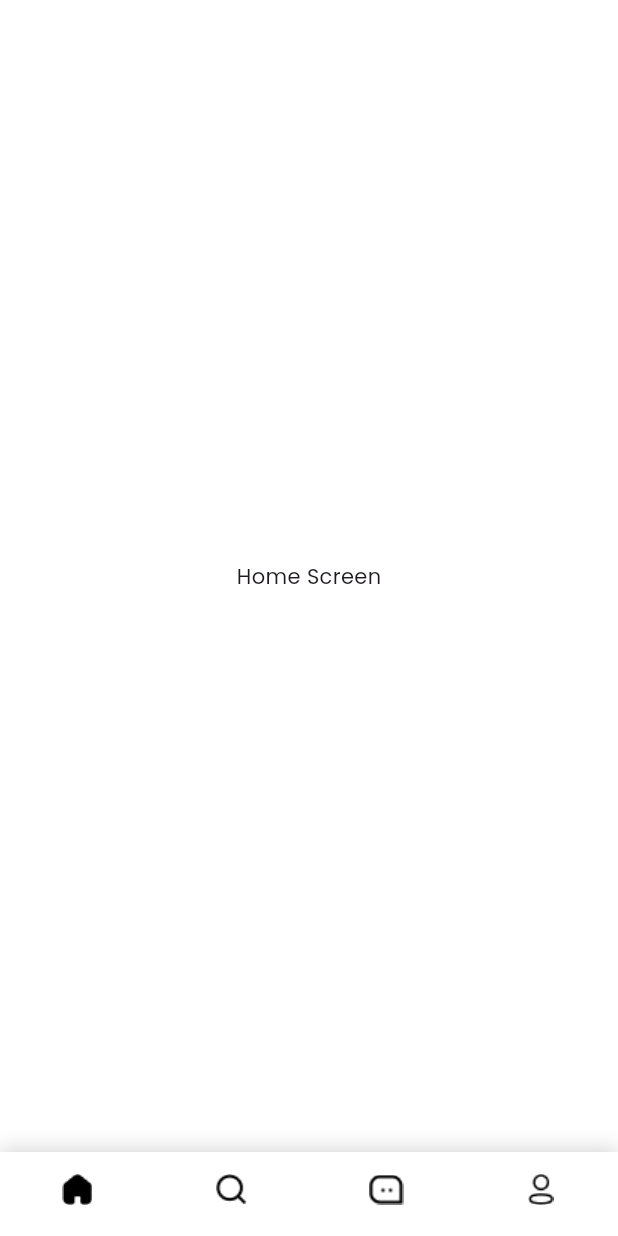
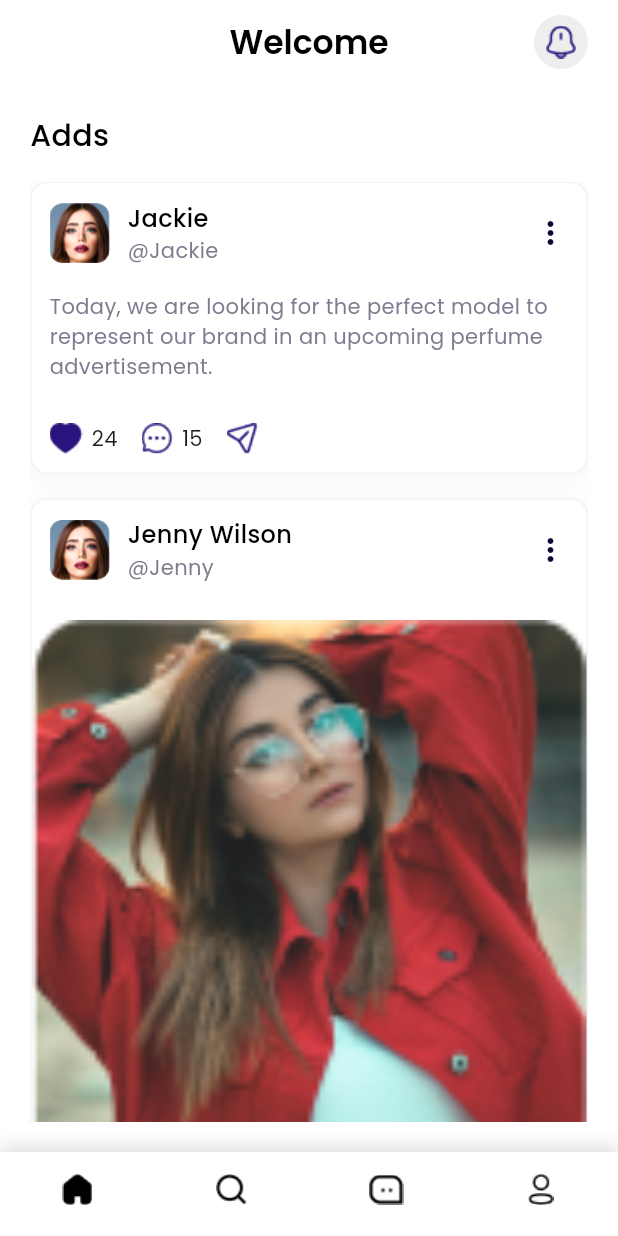
Before and after one commit to ELASHMAWYDEV/cast-in, a Flutter app: the MainLayoutScreen screen opened by its route, on a phone screen of 412 x 824 dp. Run offline on Flutter 3.47's test engine with Material 3 defaults, Android fonts, the light colour scheme and no system bars; our stand-ins replace dotted_border, flutter_form_builder, form_builder_validators, get, image_picker, pinput and 1 more; accounts and stored records are empty.

Commit message:
handle home screen and details screen

```diff
--- a/lib/main.dart
+++ b/lib/main.dart
@@ -1,6 +1,5 @@
 import 'package:cast_in/services/localization_service.dart';
 import 'package:cast_in/services/storage_service.dart';
-import 'package:cast_in/ui/screens/splash/splash_controller.dart';
 import 'package:cast_in/utils/app_router.dart';
 import 'package:cast_in/utils/app_translations.dart';
 import 'package:cast_in/utils/constants.dart';
--- a/lib/ui/common/custom_appbar.dart
+++ b/lib/ui/common/custom_appbar.dart
@@ -1,4 +1,3 @@
-import 'package:cast_in/utils/app_assets.dart';
 import 'package:cast_in/utils/style.dart';
 import 'package:flutter/material.dart';
 import 'package:get/get.dart';
@@ -32,10 +31,10 @@ class CustomAppBar extends StatelessWidget implements PreferredSizeWidget {
               style: ButtonStyle(backgroundColor: WidgetStatePropertyAll(AppStyle.secondaryBgColor)),
             )
           : SizedBox.shrink(),
-      title: Text(title,
-          style: AppStyle.headingTextStyle1.copyWith(
-            fontSize: 40,
-          )),
+      title: Text(
+        title,
+        style: AppStyle.appBarTextStyle,
+      ),
       backgroundColor: AppStyle.primaryBgColor,
       surfaceTintColor: AppStyle.primaryBgColor,
       actions: trailing,
--- /dev/null
+++ b/lib/ui/components/post/post_card.dart
@@ -0,0 +1,164 @@
+import 'package:cast_in/utils/app_assets.dart';
+import 'package:cast_in/utils/app_enums.dart';
+import 'package:cast_in/utils/app_router.dart';
+import 'package:cast_in/utils/style.dart';
+import 'package:flutter/material.dart';
+import 'package:get/get.dart';
+
+class PostCard extends StatelessWidget {
+  final PostModel post;
+  final bool isBox;
+
+  const PostCard({
+    super.key,
+    required this.post,
+    required this.isBox,
+  });
+
+  @override
+  Widget build(BuildContext context) {
+    return GestureDetector(
+      onTap: () {
+        Get.toNamed(AppRouter.POST_DETAILS, arguments: post);
+      },
+      child: Container(
+        decoration: BoxDecoration(
+          border: isBox == true ? Border.all(color: AppStyle.grey.withValues(alpha: 0.1)) : null,
+          color: Colors.white,
+          borderRadius: BorderRadius.circular(12),
+          boxShadow: [
+            BoxShadow(
+              color: isBox == true ? Colors.grey.withOpacity(0.1) : Colors.white,
+              spreadRadius: 1,
+              blurRadius: 10,
+              offset: isBox == true ? const Offset(0, 2) : Offset(0, 0),
+            ),
+          ],
+        ),
+        child: Column(
+          crossAxisAlignment: CrossAxisAlignment.start,
+          children: [
+            _buildPostHeader(),
+            const SizedBox(height: 5),
+            _buildPostContent(),
+            const SizedBox(height: 16),
+            _buildPostActions(),
+          ],
+        ),
+      ),
+    );
+  }
+
+  Widget _buildPostHeader() {
+    return Padding(
+      padding: const EdgeInsets.all(12.0),
+      child: Row(
+        children: [
+          ClipRRect(
+            borderRadius: BorderRadius.circular(8),
+            child: Image.asset(
+              post.avatarUrl,
+              width: 40,
+              height: 40,
+              fit: BoxFit.cover,
+            ),
+          ),
+          const SizedBox(width: 12),
+          Column(
+            crossAxisAlignment: CrossAxisAlignment.start,
+            children: [
+              Text(
+                post.name,
+                style: AppStyle.buttonTextStyle.copyWith(color: AppStyle.primaryTextColor),
+              ),
+              Text(
+                '@${post.username}',
+                style: AppStyle.bodyTextStyle2.copyWith(color: AppStyle.grey),
+              ),
+            ],
+          ),
+          const Spacer(),
+          Icon(Icons.more_vert, color: AppStyle.more),
+        ],
+      ),
+    );
+  }
+
+  Widget _buildPostContent() {
+    switch (post.contentType) {
+      case PostContentType.text:
+        return Padding(
+          padding: const EdgeInsets.symmetric(horizontal: 12.0),
+          child: Text(
+            post.content,
+            style: AppStyle.bodyTextStyle2.copyWith(color: AppStyle.grey),
+          ),
+        );
+      case PostContentType.image:
+        return Column(
+          crossAxisAlignment: CrossAxisAlignment.start,
+          children: [
+            if (post.content.isNotEmpty)
+              Padding(
+                padding: const EdgeInsets.symmetric(horizontal: 12.0),
+                child: Text(
+                  post.content,
+                  style: AppStyle.bodyTextStyle2.copyWith(color: AppStyle.grey),
+                ),
+              ),
+            const SizedBox(height: 8),
+            Stack(
+              alignment: Alignment.bottomCenter,
+              children: [
+                ClipRRect(
+                  borderRadius: BorderRadius.circular(8),
+                  child: Image.asset(
+                    post.imageUrl!,
+                    width: double.infinity,
+                    fit: BoxFit.cover,
+                  ),
+                ),
+                Padding(
+                  padding: const EdgeInsets.only(bottom: 16.0),
+                  child: Row(
+                    mainAxisAlignment: MainAxisAlignment.center,
+                    children: List.generate(
+                      6,
+                      (index) => Container(
+                        margin: const EdgeInsets.symmetric(horizontal: 4),
+                        width: 8,
+                        height: 8,
+                        decoration: BoxDecoration(
+                          shape: BoxShape.circle,
+                          color: index == 4 ? AppStyle.primaryColor : Colors.white.withOpacity(0.8),
+                        ),
+                      ),
+                    ),
+                  ),
+                ),
+              ],
+            ),
+          ],
+        );
+    }
+  }
+
+  Widget _buildPostActions() {
+    return Padding(
+      padding: const EdgeInsets.all(12.0),
+      child: Row(
+        children: [
+          Image.asset(AppAssets.likeIcon),
+          const SizedBox(width: 6),
+          Text('${post.likes}'),
+          const SizedBox(width: 16),
+          Image.asset(AppAssets.commentIcon),
+          const SizedBox(width: 6),
+          Text('${post.comments}'),
+          const SizedBox(width: 16),
+          Image.asset(AppAssets.shareIcon),
+        ],
+      ),
+    );
+  }
+}
--- a/lib/ui/screens/auth/signup/signup_screen.dart
+++ b/lib/ui/screens/auth/signup/signup_screen.dart
@@ -7,15 +7,12 @@ import 'package:cast_in/ui/components/profile_photo.dart';
 import 'package:cast_in/ui/components/form/input_field.dart';
 import 'package:cast_in/ui/components/main_button.dart';
 import 'package:cast_in/ui/screens/auth/signup/signup_controller.dart';
-import 'package:cast_in/utils/app_router.dart';
 import 'package:cast_in/utils/helpers.dart';
-
 import 'package:cast_in/utils/style.dart';
 import 'package:flutter/material.dart';
 import 'package:flutter_form_builder/flutter_form_builder.dart';
 import 'package:form_builder_validators/form_builder_validators.dart';
 import 'package:get/get.dart';
-import 'package:image_picker/image_picker.dart';
 
 class SignupScreen extends StatelessWidget {
   SignupScreen({super.key});
--- a/lib/ui/screens/home/home_screen.dart
+++ b/lib/ui/screens/home/home_screen.dart
@@ -1,3 +1,8 @@
+import 'package:cast_in/ui/common/custom_appbar.dart';
+import 'package:cast_in/ui/components/post/post_card.dart';
+import 'package:cast_in/utils/app_assets.dart';
+import 'package:cast_in/utils/app_enums.dart';
+import 'package:cast_in/utils/style.dart';
 import 'package:flutter/material.dart';
 
 class HomeScreen extends StatelessWidget {
@@ -5,8 +10,74 @@ class HomeScreen extends StatelessWidget {
 
   @override
   Widget build(BuildContext context) {
-    return Center(
-      child: Text("Home Screen"),
+    final List<PostModel> posts = [
+      PostModel(
+        name: 'Jackie',
+        username: 'Jackie',
+        content:
+            'Today, we are looking for the perfect model to represent our brand in an upcoming perfume advertisement.',
+        avatarUrl: AppAssets.testImage,
+        likes: 24,
+        comments: 15,
+        contentType: PostContentType.text,
+      ),
+      PostModel(
+        name: 'Jenny Wilson',
+        username: 'Jenny',
+        content: '',
+        imageUrl: AppAssets.contentImage,
+        avatarUrl: AppAssets.testImage,
+        likes: 24,
+        comments: 15,
+        contentType: PostContentType.image,
+      ),
+    ];
+
+    return Scaffold(
+      appBar: CustomAppBar(
+        title: 'Welcome',
+        isBackBtnEnabled: false,
+        trailing: [
+          Padding(
+            padding: const EdgeInsets.only(right: 20.0),
+            child: Container(
+              decoration: BoxDecoration(
+                color: AppStyle.secondaryBgColor,
+                shape: BoxShape.circle,
+              ),
+              padding: const EdgeInsets.all(8),
+              child: Image.asset(AppAssets.notifcationIcon),
+            ),
+          ),
+        ],
+      ),
+      body: SafeArea(
+        child: Padding(
+          padding: const EdgeInsets.all(20.0),
+          child: Column(
+            crossAxisAlignment: CrossAxisAlignment.start,
+            children: [
+              Text(
+                'Adds',
+                style: AppStyle.subTitleStyle1.copyWith(fontSize: 20),
+              ),
+              const SizedBox(height: 16),
+              Expanded(
+                child: ListView.separated(
+                  itemCount: posts.length,
+                  separatorBuilder: (context, index) => const SizedBox(height: 16),
+                  itemBuilder: (context, index) => InkWell(
+                    child: PostCard(
+                      post: posts[index],
+                      isBox: true,
+                    ),
+                  ),
+                ),
+              ),
+            ],
+          ),
+        ),
+      ),
     );
   }
 }
--- a/lib/ui/screens/mainLayout/main_layout_controller.dart
+++ b/lib/ui/screens/mainLayout/main_layout_controller.dart
@@ -1,6 +1,6 @@
 import 'package:get/get.dart';
 
-class NavigationController extends GetxController {
+class MainNavigationController extends GetxController {
   var selectedIndex = 0.obs;
 
   void updateIndex(int index) {
--- a/lib/ui/screens/mainLayout/main_layout_screen.dart
+++ b/lib/ui/screens/mainLayout/main_layout_screen.dart
@@ -11,7 +11,7 @@ import 'package:get/get.dart';
 class MainLayoutScreen extends StatelessWidget {
   MainLayoutScreen({super.key});
 
-  final NavigationController navigationController = Get.put(NavigationController());
+  final MainNavigationController navigationController = Get.put(MainNavigationController());
 
   final _children = [
     const HomeScreen(),
@@ -42,14 +42,13 @@ class MainLayoutScreen extends StatelessWidget {
           ),
           child: BottomNavigationBar(
             elevation: 0,
-            backgroundColor: Colors.white,
+            backgroundColor: AppStyle.primaryBgColor,
             showSelectedLabels: false,
             showUnselectedLabels: false,
             currentIndex: navigationController.selectedIndex.value,
             onTap: (index) => navigationController.updateIndex(index),
             type: BottomNavigationBarType.fixed,
             selectedItemColor: AppStyle.primaryTextColor,
-            unselectedItemColor: Colors.grey,
             items: [
               BottomNavigationBarItem(
                 icon: Image.asset(AppAssets.homeIcon),
--- a/lib/utils/app_assets.dart
+++ b/lib/utils/app_assets.dart
@@ -12,4 +12,10 @@ class AppAssets {
   static const filledMessageIcon = '$_baseUri/filled_message_icon.png';
   static const profileIcon = '$_baseUri/profile.png';
   static const filledProfileIcon = '$_baseUri/filled_profile_icon.png';
+  static const notifcationIcon = '$_baseUri/notification.png';
+  static const testImage = '$_baseUri/testImage.png';
+  static const likeIcon = '$_baseUri/likeIcon.png';
+  static const commentIcon = '$_baseUri/commentIcon.png';
+  static const shareIcon = '$_baseUri/shareIcon.png';
+  static const contentImage = '$_baseUri/content_image.png';
 }
--- /dev/null
+++ b/lib/utils/app_enums.dart
@@ -0,0 +1,81 @@
+// ignore_for_file: public_member_api_docs, sort_constructors_first
+import 'dart:convert';
+
+enum PostContentType {
+  text,
+  image,
+}
+
+class PostModel {
+  final String name;
+  final String username;
+  final String content;
+  final String? imageUrl;
+  final String avatarUrl;
+  final int likes;
+  final int comments;
+  final PostContentType contentType;
+
+  PostModel({
+    required this.name,
+    required this.username,
+    required this.content,
+    this.imageUrl,
+    required this.avatarUrl,
+    required this.likes,
+    required this.comments,
+    required this.contentType,
+  });
+
+  PostModel copyWith({
+    String? name,
+    String? username,
+    String? content,
+    String? imageUrl,
+    String? avatarUrl,
+    int? likes,
+    int? comments,
+    PostContentType? contentType,
+  }) {
+    return PostModel(
+      name: name ?? this.name,
+      username: username ?? this.username,
+      content: content ?? this.content,
+      imageUrl: imageUrl ?? this.imageUrl,
+      avatarUrl: avatarUrl ?? this.avatarUrl,
+      likes: likes ?? this.likes,
+      comments: comments ?? this.comments,
+      contentType: contentType ?? this.contentType,
+    );
+  }
+
+  Map<String, dynamic> toMap() {
+    return <String, dynamic>{
+      'name': name,
+      'username': username,
+      'content': content,
+      'imageUrl': imageUrl,
+      'avatarUrl': avatarUrl,
+      'likes': likes,
+      'comments': comments,
+      'contentType': contentType.toString(),
+    };
+  }
+
+  factory PostModel.fromMap(Map<String, dynamic> map) {
+    return PostModel(
+      name: map['name'] as String,
+      username: map['username'] as String,
+      content: map['content'] as String,
+      imageUrl: map['imageUrl'] != null ? map['imageUrl'] as String : null,
+      avatarUrl: map['avatarUrl'] as String,
+      likes: map['likes'] as int,
+      comments: map['comments'] as int,
+      contentType: map['contentType'] as PostContentType,
+    );
+  }
+
+  String toJson() => json.encode(toMap());
+
+  factory PostModel.fromJson(String source) => PostModel.fromMap(json.decode(source) as Map<String, dynamic>);
+}
--- a/lib/utils/app_router.dart
+++ b/lib/utils/app_router.dart
@@ -3,6 +3,7 @@ import 'package:cast_in/ui/screens/auth/profession/profession_screen.dart';
 import 'package:cast_in/ui/screens/auth/signup/signup_screen.dart';
 import 'package:cast_in/ui/screens/auth/verification/verification_screen.dart';
 import 'package:cast_in/ui/screens/mainLayout/main_layout_screen.dart';
+import 'package:cast_in/ui/screens/post_details/post_details_screen.dart';
 import 'package:cast_in/ui/screens/splash/splash_screen.dart';
 import 'package:get/get.dart';
 
@@ -14,6 +15,7 @@ abstract class AppRouter {
   static const VERIFICATION = '/auth/verification';
   static const PROFESSION = '/auth/profession';
   static const MAINLAYOUT = '/mainlayout';
+  static const POST_DETAILS = '/post_details';
 
   static const String initialRoute = SPLASH;
 
@@ -42,5 +44,9 @@ abstract class AppRouter {
           name: MAINLAYOUT,
           page: () => MainLayoutScreen(),
         ),
+        GetPage(
+          name: POST_DETAILS,
+          page: () => PostDetailsScreen(),
+        ),
       ];
 }
--- a/lib/utils/style.dart
+++ b/lib/utils/style.dart
@@ -9,6 +9,8 @@ abstract class AppStyle {
   static Color primaryTextColor = const Color.fromRGBO(0, 0, 0, 1); // #000000
   static Color secondaryTextColor = const Color.fromRGBO(41, 19, 124, 1); // #29137C
   static Color primaryButtonColor = const Color.fromRGBO(128, 40, 197, 1);
+  static Color grey = const Color.fromRGBO(124, 125, 143, 1);
+  static Color more = const Color.fromRGBO(7, 8, 56, 1);
 
   // Font Family
   static String primaryFontFamily = 'Poppins';
@@ -71,4 +73,9 @@ abstract class AppStyle {
     fontWeight: FontWeight.w500,
     color: primaryBgColor,
   );
+  static TextStyle appBarTextStyle = TextStyle(
+    fontSize: 22,
+    fontWeight: FontWeight.w600,
+    color: primaryTextColor,
+  );
 }
```
Also changed, not shown: lib/ui/screens/post_details/post_details_controller.dart (+14 -0 lines), lib/ui/screens/post_details/post_details_screen.dart (+158 -0 lines), assets/images/commentIcon.png (added), assets/images/content_image.png (added), assets/images/likeIcon.png (added), assets/images/notification.png (added), assets/images/shareIcon.png (added), assets/images/testImage.png (added).
